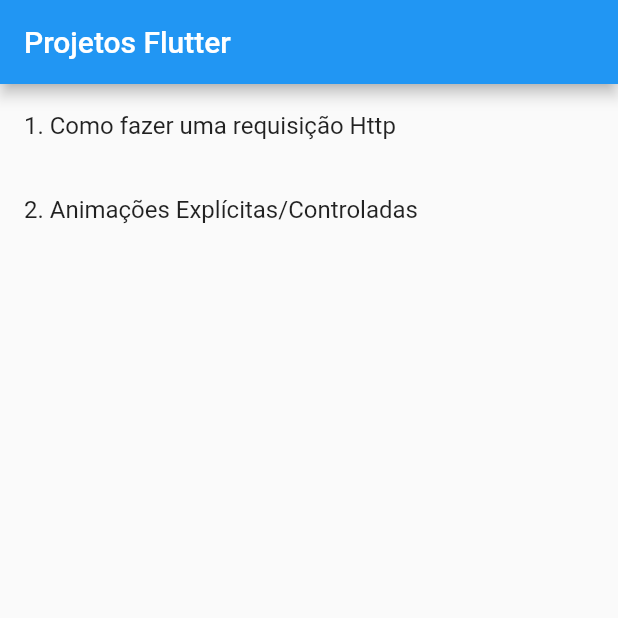
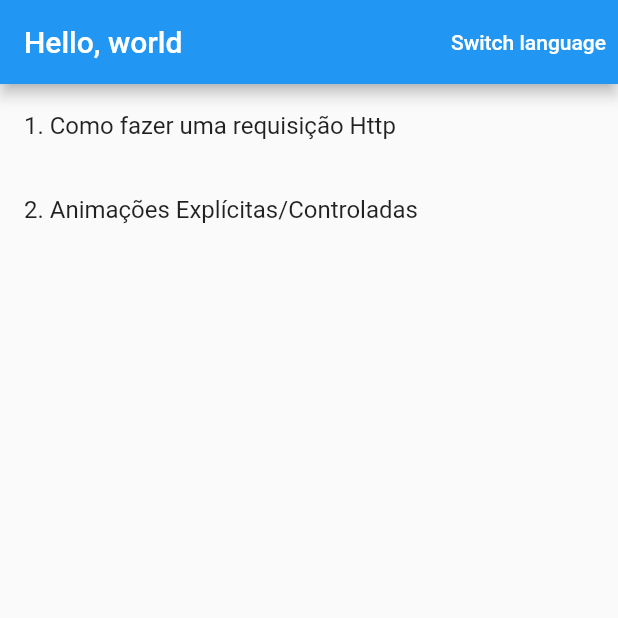
Before and after one commit to BlackLeg15/tjms_app, a Flutter app: the screen it shows after launch, on a phone screen of 412 x 824 dp, the top half of it. Run offline on Flutter 3.47's test engine with Material 2 defaults, Android fonts, the light colour scheme and no system bars; our stand-ins replace dio, either_dart, flutter_modular, localization, shared_preferences; missing offline and left inert: shared_preferences_web, uno.

Commit message:
feat: i18n + switch language

```diff
--- a/lib/app/app_module.dart
+++ b/lib/app/app_module.dart
@@ -1,15 +1,15 @@
 import 'package:flutter_modular/flutter_modular.dart';
-import 'package:tjms_app/app/core/theme_controller_imp.dart';
+import 'package:tjms_app/app/core/app_controller_imp.dart';
 import 'package:tjms_app/app/modules/animations/explicit_animation_page.dart';
 import 'package:tjms_app/app/modules/home/home_page.dart';
 import 'package:tjms_app/app/modules/search_pokemon/search_pokemon_module.dart';
 
-import 'core/theme_controller.dart';
+import 'core/app_controller.dart';
 
 class AppModule extends Module {
   @override
   List<Bind<Object>> get binds => [
-        Bind.singleton<ThemeController>((i) => ThemeControllerImp()),
+        Bind.singleton<AppController>((i) => AppControllerImp()),
       ];
 
   @override
--- a/lib/app/app_widget.dart
+++ b/lib/app/app_widget.dart
@@ -1,6 +1,8 @@
 import 'package:flutter/material.dart';
+import 'package:flutter_localizations/flutter_localizations.dart';
 import 'package:flutter_modular/flutter_modular.dart';
-import 'package:tjms_app/app/core/theme_controller.dart';
+import 'package:localization/localization.dart';
+import 'package:tjms_app/app/core/app_controller.dart';
 import 'package:tjms_app/app/core/tjms_theme_extension.dart';
 
 class AppWidget extends StatelessWidget {
@@ -8,18 +10,33 @@
 
   @override
   Widget build(BuildContext context) {
-    final themeController = Modular.get<ThemeController>();
-    return ValueListenableBuilder<bool>(
-      valueListenable: themeController.isDark,
-      builder: (context, isDark, child) {
-        final theme = isDark ? ThemeData.dark() : ThemeData.light();
+    LocalJsonLocalization.delegate.directories = ['lib/app/core/i18n'];
+
+    final themeController = Modular.get<AppController>();
+    return AnimatedBuilder(
+      animation: themeController,
+      builder: (context, child) {
+        final theme = themeController.isDark ? ThemeData.dark() : ThemeData.light();
+
         return MaterialApp.router(
+          key: Key(themeController.locale.languageCode),
           title: 'Flutter Demo',
+          locale: themeController.locale,
+          localizationsDelegates: [
+            GlobalWidgetsLocalizations.delegate,
+            GlobalMaterialLocalizations.delegate,
+            GlobalCupertinoLocalizations.delegate,
+            LocalJsonLocalization.delegate,
+          ],
           theme: theme.copyWith(
             extensions: const [
               TjmsThemeExtension(),
             ],
           ),
+          supportedLocales: const [
+            Locale('en', 'US'),
+            Locale('pt', 'BR'),
+          ],
           routerDelegate: Modular.routerDelegate,
           routeInformationParser: Modular.routeInformationParser,
           debugShowCheckedModeBanner: false,
--- /dev/null
+++ b/lib/app/core/app_controller.dart
@@ -0,0 +1,20 @@
+import 'dart:async';
+import 'dart:ui';
+
+import 'package:flutter/foundation.dart';
+
+
+abstract class AppController extends ChangeNotifier {
+  bool get isDark;
+  Locale get locale;
+
+  AppController() {
+    initTheme();
+  }
+
+  Future<void> changeTheme();
+
+  Future<void> initTheme();
+
+  void switchLocale();
+}
--- /dev/null
+++ b/lib/app/core/i18n/en_US.json
@@ -0,0 +1,3 @@
+{
+    "hello_world": "Hello, world"
+}
--- /dev/null
+++ b/lib/app/core/i18n/pt_BR.json
@@ -0,0 +1,3 @@
+{
+    "hello_world": "Olá, mundo"
+}
--- a/lib/app/core/theme_controller.dart
+++ /dev/null
@@ -1,16 +0,0 @@
-import 'dart:async';
-
-import 'package:flutter/foundation.dart';
-
-
-abstract class ThemeController {
-  ValueNotifier<bool> get isDark;
-
-  ThemeController() {
-    initTheme();
-  }
-
-  Future<void> changeTheme();
-
-  Future<void> initTheme();
-}
--- a/lib/app/modules/home/home_page.dart
+++ b/lib/app/modules/home/home_page.dart
@@ -1,5 +1,8 @@
 import 'package:flutter/material.dart';
 import 'package:flutter_modular/flutter_modular.dart';
+import 'package:localization/localization.dart';
+
+import '../../core/app_controller.dart';
 
 class HomePage extends StatefulWidget {
   const HomePage({super.key});
@@ -9,10 +12,21 @@
 }
 
 class _HomePageState extends State<HomePage> {
+  final themeController = Modular.get<AppController>();
+
   @override
   Widget build(BuildContext context) {
     return Scaffold(
-      appBar: AppBar(title: const Text('Projetos Flutter'),),
+      //appBar: AppBar(title: const Text('Projetos Flutter'),),
+      appBar: AppBar(
+        title: Text('hello_world'.i18n()),
+        actions: [
+          TextButton(
+            onPressed: themeController.switchLocale,
+            child: const Text('Switch language', style: TextStyle(color: Colors.white),),
+          ),
+        ],
+      ),
       body: Center(
         child: Column(
           children: [
--- a/lib/app/modules/search_pokemon/pages/search_pokemon_page.dart
+++ b/lib/app/modules/search_pokemon/pages/search_pokemon_page.dart
@@ -3,7 +3,7 @@
 import 'package:either_dart/either.dart';
 import 'package:flutter/material.dart';
 import 'package:flutter_modular/flutter_modular.dart';
-import 'package:tjms_app/app/core/theme_controller.dart';
+import 'package:tjms_app/app/core/app_controller.dart';
 import 'package:tjms_app/app/core/tjms_theme_extension.dart';
 import 'package:tjms_app/app/modules/search_pokemon/errors/errors.dart';
 import 'package:tjms_app/app/modules/search_pokemon/pages/widgets/list_tile_personalizado.dart';
@@ -21,7 +21,7 @@
 class _SearchPokemonPageState extends State<SearchPokemonPage> {
   final pokemonName = 'pikachu';
   final repository = Modular.get<SearchPokemonRepository>();
-  final themeController = Modular.get<ThemeController>();
+  final themeController = Modular.get<AppController>();
 
   var campoDeTexto = '';
   Future<Either<ErroPersonalizado, PokemonModel>>? futureGetPokemonByName;
@@ -38,7 +38,7 @@
             icon: AnimatedCrossFade(
               firstChild: const Icon(Icons.light_mode),
               secondChild: const Icon(Icons.dark_mode),
-              crossFadeState: themeController.isDark.value ? CrossFadeState.showFirst : CrossFadeState.showSecond,
+              crossFadeState: themeController.isDark ? CrossFadeState.showFirst : CrossFadeState.showSecond,
               duration: const Duration(milliseconds: 300),
             ),
           ),
--- a/pubspec.yaml
+++ b/pubspec.yaml
@@ -31,6 +31,8 @@
 dependencies:
   flutter:
     sdk: flutter
+  flutter_localizations:
+    sdk: flutter
 
 
   # The following adds the Cupertino Icons font to your application.
@@ -41,6 +43,7 @@
   dio: ^5.1.1
   either_dart: ^0.3.0
   shared_preferences: ^2.0.17
+  localization: ^2.1.0
 
 dev_dependencies:
   flutter_test:
@@ -67,7 +70,8 @@
   uses-material-design: true
 
   # To add assets to your application, add an assets section, like this:
-  # assets:
+  assets:
+    - lib/app/core/i18n/
   #   - images/a_dot_burr.jpeg
   #   - images/a_dot_ham.jpeg
 
```
Also changed, not shown: lib/app/core/app_controller_imp.dart (added, +47 -0 lines), lib/app/core/theme_controller_imp.dart (deleted, +0 -31 lines), pubspec.lock, 1 other file.
